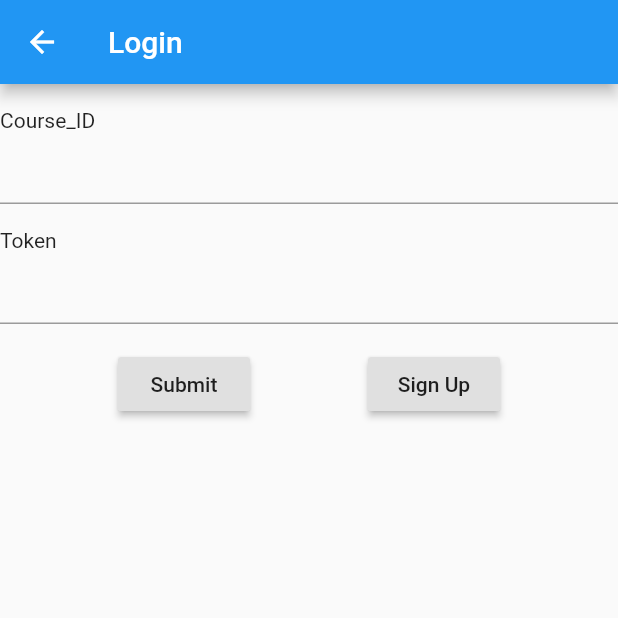
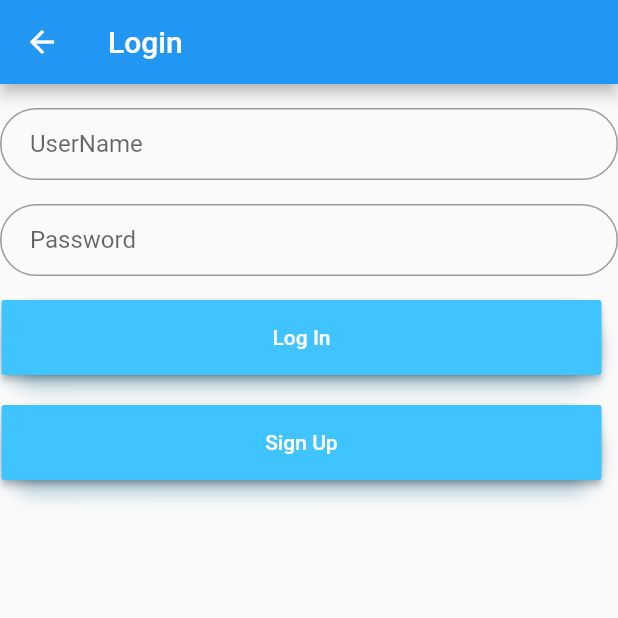
Before and after one commit to ashish-221b/location_app, a Flutter app: the Login screen opened directly, on a phone screen of 412 x 824 dp, the top half of it. Run offline on Flutter 3.47's test engine with Material 2 defaults, Android fonts, the phone set to English and light mode, and no system bars; our stand-ins replace flutter_typeahead; missing offline and left inert: wifi_iot.

```diff
--- a/lib/login.dart
+++ b/lib/login.dart
@@ -8,8 +8,8 @@ class Login extends StatefulWidget {
 }
 
 class _LoginState extends State<Login> {
-//  final String login_url= "http://192.168.0.110:8080/Server/LoginServlet";
-  final String login_url= "http://10.130.155.5:8080/SpotMe/slogin";
+  final String login_url= "http://192.168.0.110:8080/Server/LoginServlet";
+//  final String login_url= "http://10.130.155.5:8080/SpotMe/slogin";
   final _formKey = GlobalKey<FormState>();
   final control_usr = TextEditingController();
   final control_pwd = TextEditingController();
@@ -55,7 +55,7 @@ class _LoginState extends State<Login> {
               children: <Widget>[
                 Padding(
                   padding: const EdgeInsets.fromLTRB(0.0,16.0,0.0,0.0),
-                  child : Text('Course_ID'),
+//                  child : Text('UserName'),
                 ),
                 TextFormField(
                   validator: (value) {
@@ -63,11 +63,16 @@ class _LoginState extends State<Login> {
                       return 'Please enter some text';
                     }
                   },
+                  decoration: InputDecoration(
+                    hintText: 'UserName',
+                    contentPadding: EdgeInsets.fromLTRB(20.0, 10.0, 20.0, 10.0),
+                    border: OutlineInputBorder(borderRadius: BorderRadius.circular(32.0)),
+                  ),
                   controller: control_usr,
                 ),
                 Padding(
                   padding: const EdgeInsets.fromLTRB(0.0,16.0,0.0,0.0),
-                  child : Text('Token'),
+//                  child : Text('Password'),
                 ),
                 TextFormField(
                   validator: (value) {
@@ -75,30 +80,56 @@ class _LoginState extends State<Login> {
                       return 'Please enter some text';
                     }
                   },
+                  decoration: InputDecoration(
+                    hintText: 'Password',
+                    contentPadding: EdgeInsets.fromLTRB(20.0, 10.0, 20.0, 10.0),
+                    border: OutlineInputBorder(borderRadius: BorderRadius.circular(32.0)),
+                  ),
                   obscureText: true,
                   controller: control_pwd,
                 ),
                 Container(
-                  padding: const EdgeInsets.symmetric(vertical: 16.0),
-                  child: Row(
+                  padding: const EdgeInsets.symmetric(vertical: 16.0,horizontal: 1.0),
+                  child: Column(
                     mainAxisAlignment: MainAxisAlignment.spaceEvenly,
                     children: [
-                      RaisedButton(
+                      Material(
+                        borderRadius: BorderRadius.circular(30.0),
+                        shadowColor: Colors.lightBlueAccent.shade100,
+                        elevation: 5.0,
+                        child:MaterialButton(
+                          minWidth: 400.0,
+                          height: 50.0,
                           onPressed: () {
                             if (_formKey.currentState.validate()) {
+//                            print(control_usr.text);
                               Session messenger = new Session();
-                            messenger.post(login_url, {"username" : control_usr.text,"password" : control_pwd.text})
+                              messenger.post(login_url, {"userid" : control_usr.text,"password" : control_pwd.text})
                                   .then((t) => this._updatestate(context, t));
                             }
                           },
-                        child: Text('Submit'),
+                          color: Colors.lightBlueAccent,
+                          child: Text('Log In', style: TextStyle(color: Colors.white)),
                         ),
-                      RaisedButton(
+                      ),
+                      Padding(
+                        padding: const EdgeInsets.symmetric(vertical: 10.0,horizontal: 8.0),
+                      ),
+                      Material(
+                        borderRadius: BorderRadius.circular(30.0),
+                        shadowColor: Colors.lightBlueAccent.shade100,
+                        elevation: 5.0,
+                        child: MaterialButton(
+                          minWidth: 400.0,
+                          height: 50.0,
                           onPressed: () {
                             Navigator.pushReplacementNamed(context, '/signup');
                           },
-                        child: Text('Sign Up'),
+                          color: Colors.lightBlueAccent,
+                          child: Text('Sign Up', style: TextStyle(color: Colors.white)),
                         ),
+                      ),
+
                     ],
                   ),
                 ),
--- a/lib/main.dart
+++ b/lib/main.dart
@@ -3,8 +3,6 @@ import 'login.dart';
 import 'home.dart';
 import 'register.dart';
 import 'NewConv.dart';
-import 'package:wifi_iot/wifi_iot.dart';
-import 'chatdetails.dart';
 import 'Signup.dart';
 import 'Wifi_Api.dart';
 
@@ -17,7 +15,7 @@ class MyApp extends StatelessWidget {
       title: 'Location Finder',
       initialRoute: '/',
       routes: {
-        '/' : (context) => Home(),
+        '/' : (context) => Login(),
         '/home' : (context) => Home(),
         '/Create': (context) => NewConv(),
         '/signup' : (context) => Signup(),
```
Lines whose indentation alone changed are shown as unchanged.
